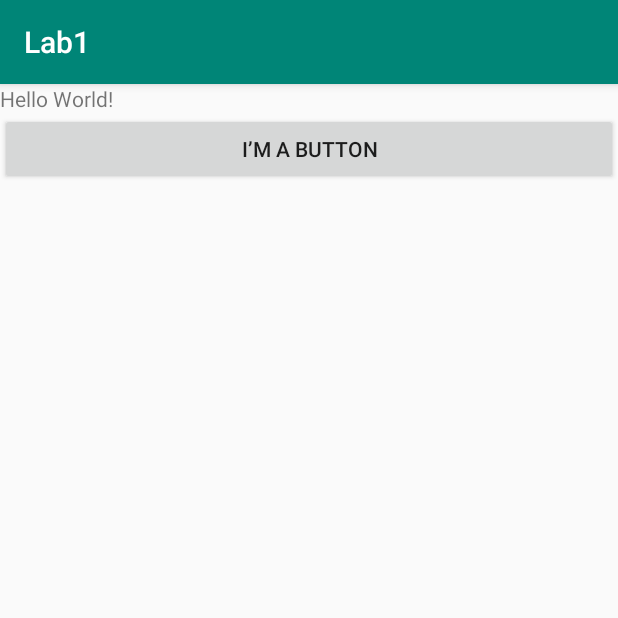
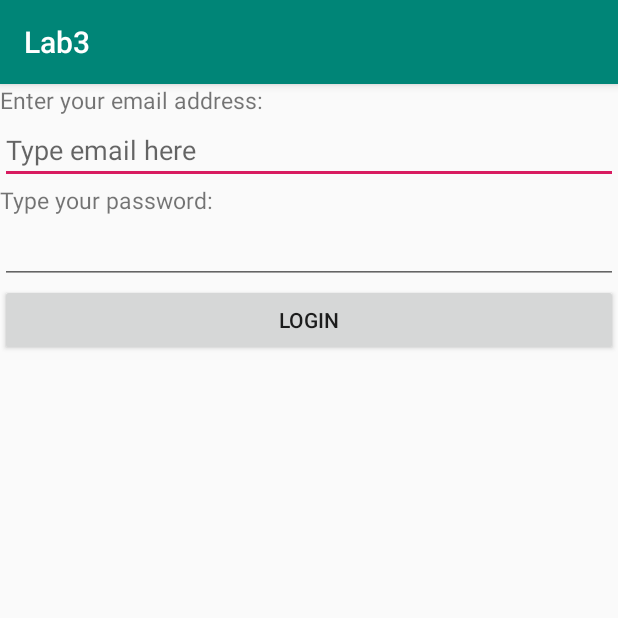
Before and after one commit to MichelleSunn/CST2335, an Android app: the screen it shows after launch (MainActivity), on a phone screen of 412 x 824 dp, the top half of it. Run offline under Robolectric (Android 15) with nearby library versions, the phone set to English and light mode, and no system bars.

Commit message:
Finished lab 3

```diff
--- a/app/src/main/AndroidManifest.xml
+++ b/app/src/main/AndroidManifest.xml
@@ -1,6 +1,8 @@
 <?xml version="1.0" encoding="utf-8"?>
 <manifest xmlns:android="http://schemas.android.com/apk/res/android"
     package="com.example.androidlabs">
+    <uses-feature android:name="android.hardware.camera"
+        android:required="true" />
 
     <application
         android:allowBackup="true"
@@ -9,6 +11,7 @@
         android:roundIcon="@mipmap/ic_launcher_round"
         android:supportsRtl="true"
         android:theme="@style/AppTheme">
+        <activity android:name=".ProfileActivity"></activity>
         <activity android:name=".MainActivity">
             <intent-filter>
                 <action android:name="android.intent.action.MAIN" />
--- a/app/src/main/java/com/example/androidlabs/MainActivity.java
+++ b/app/src/main/java/com/example/androidlabs/MainActivity.java
@@ -1,13 +1,46 @@
 package com.example.androidlabs;
 
+import android.content.Context;
+import android.content.Intent;
+import android.content.SharedPreferences;
 import android.support.v7.app.AppCompatActivity;
 import android.os.Bundle;
+import android.widget.Button;
+import android.widget.EditText;
 
 public class MainActivity extends AppCompatActivity {
 
+    SharedPreferences sp;
+    EditText email;
+    Button login;
     @Override
     protected void onCreate(Bundle savedInstanceState) {
         super.onCreate(savedInstanceState);
         setContentView(R.layout.activity_main);
+
+        email = (EditText) findViewById(R.id.EditEmail);
+        sp = getSharedPreferences("profile", Context.MODE_PRIVATE);
+        String saved = sp.getString("email","");
+
+        email.setText(saved);
+        email.setText(getSharedPreferences("profile", Context.MODE_PRIVATE).getString("email", ""));
+        Intent nextPage = new Intent(this, ProfileActivity.class);
+
+        login = (Button)findViewById(R.id.Button);
+        login.setOnClickListener(a->{
+            startActivity(nextPage);
+        });
+
+    }
+
+    @Override
+    protected void onPause() {
+        super.onPause();
+        SharedPreferences.Editor editor = sp.edit();
+
+        String typed = email.getText().toString();
+        editor.putString("email",typed);
+
+        editor.commit();
     }
 }
--- a/app/src/main/res/layout/activity_main.xml
+++ b/app/src/main/res/layout/activity_main.xml
@@ -1,26 +1,47 @@
 <?xml version="1.0" encoding="utf-8"?>
-<LinearLayout xmlns:android="http://schemas.android.com/apk/res/android"
-    xmlns:app="http://schemas.android.com/apk/res-auto"
-    xmlns:tools="http://schemas.android.com/tools"
+<LinearLayout
+    xmlns:android="http://schemas.android.com/apk/res/android"
+    android:orientation="vertical"
     android:layout_width="match_parent"
-    android:layout_height="match_parent"
-    tools:context=".MainActivity"
-    android:orientation="vertical">
+    android:layout_height="match_parent">
 
     <TextView
+        android:id="@+id/TextView1"
+        android:layout_width="match_parent"
+        android:layout_height="wrap_content"
+        android:text="@string/TextView1"
+        android:textSize="15dp"
+        />
 
-        android:layout_width="wrap_content"
+    <EditText
+        android:id="@+id/EditEmail"
+        android:layout_width="match_parent"
         android:layout_height="wrap_content"
-        android:text="@string/hello_message"
-        app:layout_constraintBottom_toBottomOf="parent"
-        app:layout_constraintLeft_toLeftOf="parent"
-        app:layout_constraintRight_toRightOf="parent"
-        app:layout_constraintTop_toTopOf="parent" />
+        android:hint="@string/EditText1"
+        android:inputType="textEmailAddress"
+        />
+
+    <TextView
+        android:id="@+id/TextView2"
+        android:layout_width="match_parent"
+        android:layout_height="wrap_content"
+        android:text="@string/TextView2"
+        android:textSize="15dp"
+        />
+
+    <EditText
+        android:id="@+id/EditPassword"
+        android:layout_width="match_parent"
+        android:layout_height="wrap_content"
+        android:inputType="textPassword"
+        />
 
     <Button
-        android:id="@+id/button"
+        android:id="@+id/Button"
         android:layout_width="match_parent"
         android:layout_height="wrap_content"
-        android:text="@string/ButtonText" />
+        android:text="@string/ButtonText"
+        android:gravity="fill"
+        android:textAlignment="center" />
 
 </LinearLayout>
--- a/app/src/main/res/values/strings.xml
+++ b/app/src/main/res/values/strings.xml
@@ -1,5 +1,16 @@
 <resources>
-    <string name="app_name">Lab1</string>
+    <string name="app_name">Lab3</string>
     <string name="hello_message">Hello World!</string>
-    <string name="ButtonText">I\’m a button</string>
+    <string name="TextView1">Enter your email address:</string>
+    <string name="EditText1">Type email here</string>
+    <string name="TextView2">Type your password:</string>
+    <string name="profile">Your profile</string>
+    <string name="name">Your name:</string>
+    <string name="enterName">Enter your name</string>
+    <string name="email">Your email:</string>
+    <string name="enterEmail">Enter your email</string>
+    <string name="picture">Your picture:</string>
+    <string name="click">Click the button above to take a picture</string>
+    <string name="ButtonText">LOGIN</string>
+
 </resources>
```
Also changed, not shown: app/build.gradle (+10 -0 lines), app/src/main/java/com/example/androidlabs/ProfileActivity.java (added, +79 -0 lines), app/src/main/res/layout/activity_profile.xml (added, +66 -0 lines), 1 other file.
